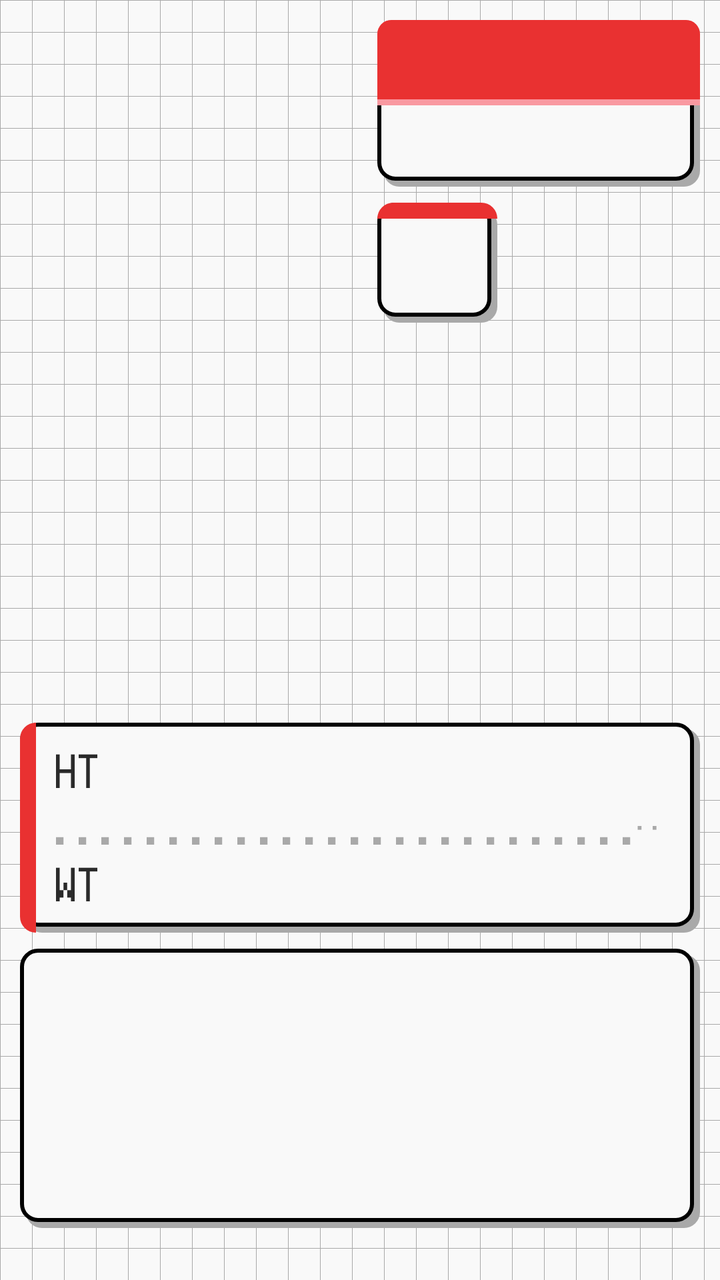
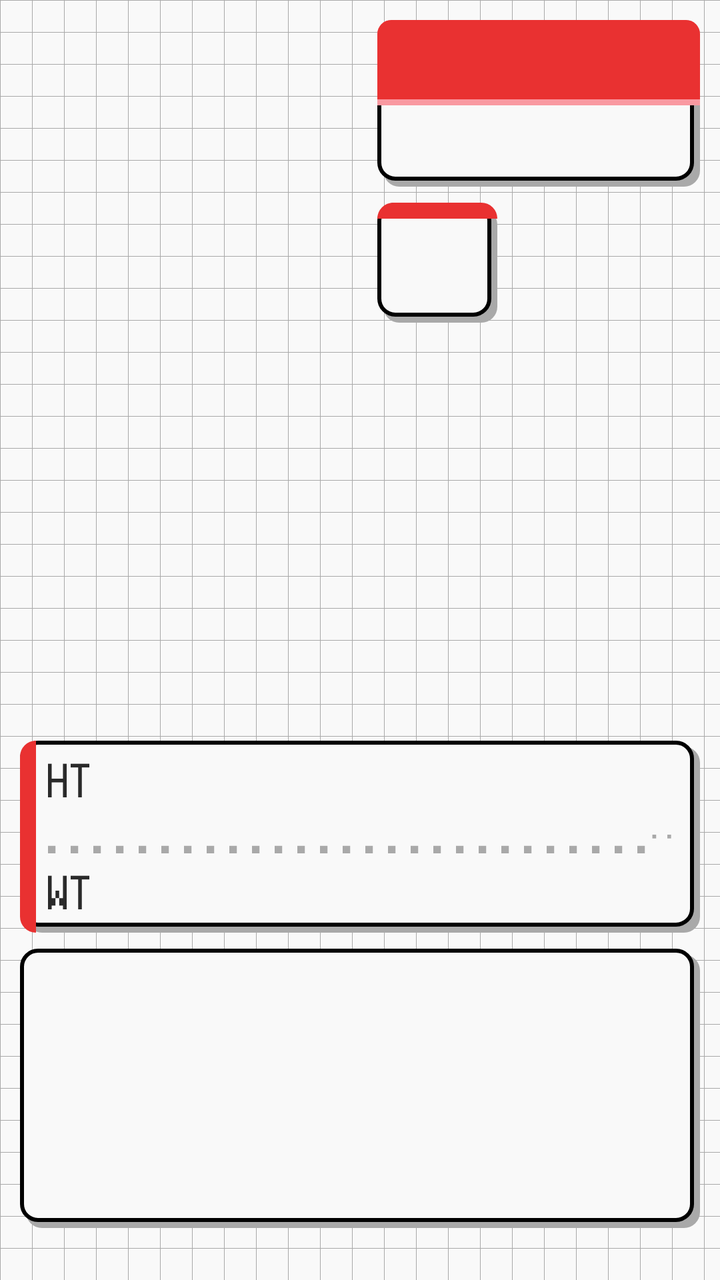

Screens rendered from an Android XML layout before and after an edit, with the pre-edit source and the edit as a unified diff.
<!-- AndroidManifest.xml: application theme Theme.PGearHS -->
<!-- res/layout/activity_pokedex_detail.xml -->
<?xml version="1.0" encoding="utf-8"?>
<LinearLayout xmlns:android="http://schemas.android.com/apk/res/android"
    android:layout_width="match_parent"
    android:layout_height="match_parent"
    android:orientation="vertical"
    android:background="@drawable/pokedex_grid_bg">

    
    <LinearLayout
        android:id="@+id/tabBar"
        android:layout_width="match_parent"
        android:layout_height="wrap_content"
        android:orientation="horizontal"
        android:background="@color/pokedexRedDeep" />

    <FrameLayout
        android:layout_width="match_parent"
        android:paddingHorizontal="10dp"
        android:paddingBottom="10dp"
        android:layout_height="0dp"
        android:layout_weight="1"
        android:layout_marginTop="10dp">

        
        <FrameLayout
            android:id="@+id/infoTabContent"
            android:layout_width="match_parent"
            android:layout_height="match_parent">

            <LinearLayout
                android:id="@+id/detailTopRow"
                android:layout_width="match_parent"
                android:layout_height="wrap_content"
                android:layout_gravity="top"
                android:orientation="horizontal">

                
                <FrameLayout
                    android:id="@+id/detailLeftArea"
                    android:layout_width="wrap_content"
                    android:layout_weight="0.2925"
                    android:layout_height="match_parent"
                    android:paddingEnd="8dp">

                    <ImageView
                        android:id="@+id/detailSprite"
                        android:layout_width="144dp"
                        android:layout_height="144dp"
                        android:layout_gravity="top|start"
                        android:contentDescription="@null" />
                </FrameLayout>

                
                <LinearLayout
                    android:id="@+id/detailIdColumn"
                    android:layout_width="0dp"
                    android:layout_weight="1.76875"
                    android:layout_height="wrap_content"
                    android:orientation="vertical">

                    <LinearLayout
                        android:id="@+id/detailIdCard"
                        android:layout_width="match_parent"
                        android:layout_height="wrap_content"
                        android:orientation="vertical"
                        android:background="@drawable/pokedex_card_bg"
                        android:layout_marginBottom="8dp">

                        <TextView
                            android:id="@+id/detailIdHeader"
                            android:layout_width="match_parent"
                            android:layout_height="wrap_content"
                            android:background="@drawable/pokedex_card_header_bg"
                            android:padding="8dp"
                            android:gravity="start"
                            android:textColor="#FFFFFF"
                            android:textStyle="bold"
                            android:textSize="28sp"
                            android:singleLine="true"
                            android:ellipsize="end" />

                        <TextView
                            android:id="@+id/detailCategory"
                            android:layout_width="match_parent"
                            android:layout_height="wrap_content"
                            android:padding="8dp"
                            android:gravity="start"
                            android:textColor="@color/pokedexInkDim"
                            android:textSize="26sp" />
                    </LinearLayout>

                    
                    <FrameLayout
                        android:id="@+id/detailFootprintBox"
                        android:layout_width="60dp"
                        android:layout_height="60dp"
                        android:layout_gravity="start"
                        android:background="@drawable/pokedex_card_bg">

                        <View
                            android:layout_width="match_parent"
                            android:layout_height="8dp"
                            android:layout_gravity="top"
                            android:background="@drawable/pokedex_accent_top" />

                        <ImageView
                            android:id="@+id/detailFootprint"
                            android:layout_width="36dp"
                            android:layout_height="36dp"
                            android:layout_gravity="center"
                            android:contentDescription="@null" />
                    </FrameLayout>
                </LinearLayout>

            </LinearLayout>

            
            <LinearLayout
                android:layout_width="match_parent"
                android:layout_height="wrap_content"
                android:layout_gravity="bottom"
                android:layout_marginBottom="16dp"
                android:orientation="vertical">

                
                <LinearLayout
                    android:id="@+id/detailTypeChips"
                    android:layout_width="wrap_content"
                    android:layout_height="wrap_content"
                    android:orientation="horizontal"
                    android:layout_gravity="start"
                    android:layout_marginBottom="8dp" />

                <LinearLayout
                    android:layout_width="match_parent"
                    android:layout_height="wrap_content"
                    android:orientation="horizontal"
                    android:gravity="end"
                    android:layout_marginBottom="8dp">

                    <LinearLayout
                        android:id="@+id/detailVitalsCard"
                        android:layout_width="wrap_content"
                        android:layout_height="wrap_content"
                        android:orientation="horizontal"
                        android:background="@drawable/pokedex_card_bg">

                        <View
                            android:layout_width="8dp"
                            android:layout_height="match_parent"
                            android:background="@drawable/pokedex_accent_left" />

                        <LinearLayout
                            android:layout_width="0dp"
                            android:layout_weight="1"
                            android:layout_height="wrap_content"
                            android:orientation="vertical"
                            android:padding="10dp">

                            <LinearLayout
                                android:layout_width="match_parent"
                                android:layout_height="wrap_content"
                                android:orientation="horizontal">

                                <TextView
                                    android:text="@string/pokedex_ht_label"
                                    android:layout_width="wrap_content"
                                    android:layout_height="wrap_content"
                                    android:gravity="start"
                                    android:textColor="@color/pokedexInk"
                                    android:textSize="28sp" />

                                <TextView
                                    android:id="@+id/detailHeightValue"
                                    android:layout_width="0dp"
                                    android:layout_weight="1"
                                    android:layout_height="wrap_content"
                                    android:gravity="end"
                                    android:textColor="@color/pokedexInk"
                                    android:textSize="28sp" />
                            </LinearLayout>

                            
                            <TextView
                                android:text="@string/pokedex_dotted_divider"
                                android:layout_width="match_parent"
                                android:layout_height="wrap_content"
                                android:singleLine="true"
                                android:textColor="@color/pokedexGridline"
                                android:textSize="28sp" />

                            <LinearLayout
                                android:layout_width="match_parent"
                                android:layout_height="wrap_content"
                                android:orientation="horizontal">

                                <TextView
                                    android:text="@string/pokedex_wt_label"
                                    android:layout_width="wrap_content"
                                    android:layout_height="wrap_content"
                                    android:gravity="start"
                                    android:textColor="@color/pokedexInk"
                                    android:textSize="28sp" />

                                <TextView
                                    android:id="@+id/detailWeightValue"
                                    android:layout_width="0dp"
                                    android:layout_weight="1"
                                    android:layout_height="wrap_content"
                                    android:gravity="end"
                                    android:textColor="@color/pokedexInk"
                                    android:textSize="28sp" />
                            </LinearLayout>
                        </LinearLayout>
                    </LinearLayout>
                </LinearLayout>

                
                <LinearLayout
                    android:layout_width="match_parent"
                    android:layout_height="wrap_content"
                    android:orientation="vertical"
                    android:background="@drawable/pokedex_card_bg"
                    android:padding="10dp">

                    <TextView
                        android:id="@+id/detailPokedexEntry"
                        android:layout_width="match_parent"
                        android:layout_height="wrap_content"
                        android:lineSpacingExtra="3dp"
                        android:minLines="4"
                        android:maxLines="4"
                        android:ellipsize="end"
                        android:textColor="@color/pokedexInk"
                        android:textSize="28sp" />
                </LinearLayout>
            </LinearLayout>
        </FrameLayout>

        
        <LinearLayout
            android:id="@+id/statsTabContent"
            android:layout_width="match_parent"
            android:layout_height="match_parent"
            android:orientation="vertical"
            android:visibility="gone">

            <LinearLayout
                android:layout_width="match_parent"
                android:layout_height="wrap_content"
                android:orientation="horizontal"
                android:gravity="center_vertical"
                android:background="@drawable/pokedex_card_bg"
                android:padding="10dp"
                android:layout_marginBottom="8dp">

                <com.logie.pgearhs.pokedex.IdleIconView
                    android:id="@+id/statsIcon"
                    android:layout_width="36dp"
                    android:layout_height="36dp"
                    android:layout_marginEnd="8dp" />

                <TextView
                    android:id="@+id/statsName"
                    android:layout_width="wrap_content"
                    android:layout_height="wrap_content"
                    android:textStyle="bold"
                    android:textColor="@color/pokedexInk"
                    android:textSize="16sp" />

                <LinearLayout
                    android:id="@+id/statsTypeChips"
                    android:layout_width="wrap_content"
                    android:layout_height="wrap_content"
                    android:orientation="horizontal"
                    android:layout_marginStart="8dp" />
            </LinearLayout>

            <LinearLayout
                android:layout_width="match_parent"
                android:layout_height="0dp"
                android:layout_weight="1"
                android:orientation="vertical"
                android:background="@drawable/pokedex_card_bg"
                android:padding="10dp">

                <GridLayout
                    android:id="@+id/statsGrid"
                    android:layout_width="match_parent"
                    android:layout_height="wrap_content"
                    android:columnCount="4" />

                <View
                    android:layout_width="match_parent"
                    android:layout_height="1dp"
                    android:background="#DDDDDD"
                    android:layout_marginTop="8dp"
                    android:layout_marginBottom="6dp" />

                <LinearLayout
                    android:layout_width="match_parent"
                    android:layout_height="wrap_content"
                    android:orientation="horizontal">

                    <TextView
                        android:layout_width="0dp"
                        android:layout_weight="1"
                        android:layout_height="wrap_content"
                        android:text="@string/pokedex_total_label"
                        android:textStyle="bold"
                        android:textColor="@color/pokedexInk" />

                    <TextView
                        android:id="@+id/statsTotal"
                        android:layout_width="wrap_content"
                        android:layout_height="wrap_content"
                        android:textStyle="bold"
                        android:textColor="@color/pokedexInk" />
                </LinearLayout>
            </LinearLayout>
        </LinearLayout>

        
        <LinearLayout
            android:id="@+id/areaTabContent"
            android:layout_width="match_parent"
            android:layout_height="match_parent"
            android:orientation="vertical"
            android:gravity="center"
            android:visibility="gone">

            <ImageView
                android:id="@+id/areaMap"
                android:layout_width="120dp"
                android:layout_height="120dp"
                android:contentDescription="@null" />

            <TextView
                android:id="@+id/areaMessage"
                android:layout_width="wrap_content"
                android:layout_height="wrap_content"
                android:layout_marginTop="10dp"
                android:gravity="center"
                android:textColor="@color/pokedexInk"
                android:textSize="13sp" />
        </LinearLayout>

        
        <LinearLayout
            android:id="@+id/evoTabContent"
            android:layout_width="match_parent"
            android:layout_height="match_parent"
            android:orientation="vertical"
            android:gravity="center"
            android:visibility="gone">

            <LinearLayout
                android:layout_width="match_parent"
                android:layout_height="wrap_content"
                android:orientation="vertical"
                android:background="@drawable/pokedex_card_bg"
                android:padding="14dp">

                <HorizontalScrollView
                    android:layout_width="match_parent"
                    android:layout_height="wrap_content"
                    android:scrollbars="none">

                    <LinearLayout
                        android:id="@+id/evoChainContainer"
                        android:layout_width="wrap_content"
                        android:layout_height="wrap_content"
                        android:orientation="horizontal"
                        android:gravity="center_vertical" />
                </HorizontalScrollView>

                <TextView
                    android:id="@+id/evoEmptyMessage"
                    android:layout_width="wrap_content"
                    android:layout_height="wrap_content"
                    android:gravity="center"
                    android:textColor="@color/pokedexInkDim"
                    android:textSize="13sp"
                    android:visibility="gone" />
            </LinearLayout>
        </LinearLayout>

        
        <LinearLayout
            android:id="@+id/cryTabContent"
            android:layout_width="match_parent"
            android:layout_height="match_parent"
            android:orientation="horizontal"
            android:gravity="center_vertical"
            android:visibility="gone">

            <com.logie.pgearhs.pokedex.CryScopeView
                android:id="@+id/cryScope"
                android:layout_width="0dp"
                android:layout_weight="1"
                android:layout_height="90dp"
                android:layout_marginEnd="12dp"
                android:background="@drawable/pokedex_card_bg" />

            <LinearLayout
                android:layout_width="wrap_content"
                android:layout_height="wrap_content"
                android:orientation="vertical"
                android:gravity="center_horizontal">

                <ImageView
                    android:id="@+id/crySprite"
                    android:layout_width="64dp"
                    android:layout_height="64dp"
                    android:contentDescription="@null" />

                <TextView
                    android:id="@+id/cryName"
                    android:layout_width="wrap_content"
                    android:layout_height="wrap_content"
                    android:textStyle="bold"
                    android:textColor="@color/pokedexInk"
                    android:textSize="14sp" />
            </LinearLayout>

            <FrameLayout
                android:layout_width="90dp"
                android:layout_height="72dp"
                android:layout_marginStart="12dp">

                <ImageView
                    android:id="@+id/cryMeter"
                    android:layout_width="match_parent"
                    android:layout_height="match_parent"
                    android:contentDescription="@null" />

                <ImageView
                    android:id="@+id/cryNeedle"
                    android:layout_width="54dp"
                    android:layout_height="54dp"
                    android:layout_gravity="center_horizontal|bottom"
                    android:layout_marginBottom="4dp"
                    android:contentDescription="@null" />
            </FrameLayout>
        </LinearLayout>

        
        <LinearLayout
            android:id="@+id/sizeTabContent"
            android:layout_width="match_parent"
            android:layout_height="match_parent"
            android:orientation="vertical"
            android:gravity="center"
            android:visibility="gone">

            <TextView
                android:id="@+id/sizeTitle"
                android:layout_width="wrap_content"
                android:layout_height="wrap_content"
                android:textStyle="bold"
                android:textColor="@color/pokedexInk"
                android:textSize="14sp"
                android:layout_marginBottom="16dp" />

            <LinearLayout
                android:id="@+id/sizeFiguresRow"
                android:layout_width="wrap_content"
                android:layout_height="wrap_content"
                android:orientation="horizontal"
                android:gravity="bottom">

                <ImageView
                    android:id="@+id/sizePokemonImage"
                    android:layout_width="wrap_content"
                    android:layout_height="wrap_content"
                    android:contentDescription="@null" />

                <Space
                    android:layout_width="24dp"
                    android:layout_height="1dp" />

                <ImageView
                    android:id="@+id/sizeTrainerImage"
                    android:layout_width="wrap_content"
                    android:layout_height="wrap_content"
                    android:contentDescription="@null" />
            </LinearLayout>

            <View
                android:layout_width="200dp"
                android:layout_height="2dp"
                android:background="#000000"
                android:layout_marginTop="4dp" />

            <TextView
                android:id="@+id/sizeCaption"
                android:layout_width="220dp"
                android:layout_height="wrap_content"
                android:layout_marginTop="12dp"
                android:gravity="center"
                android:textColor="@color/pokedexInkDim"
                android:textSize="11sp" />
        </LinearLayout>

    </FrameLayout>
</LinearLayout>
<!-- resources referenced by this layout -->
<resources>
  <color name="pokedexGridline">#A9A9A9</color>
  <color name="pokedexInk">#2A2A2A</color>
  <color name="pokedexInkDim">#8A8A8A</color>
  <color name="pokedexRedDeep">#911121</color>
  <!-- drawable pokedex_accent_left (drawable) -->
  <?xml version="1.0" encoding="utf-8"?>
  <shape xmlns:android="http://schemas.android.com/apk/res/android"
      android:shape="rectangle">
      <solid android:color="@color/pokedexRed" />
      <corners
          android:topLeftRadius="8dp"
          android:bottomLeftRadius="8dp"
          android:topRightRadius="0dp"
          android:bottomRightRadius="0dp" />
  </shape>
  <!-- drawable pokedex_accent_top (drawable) -->
  <?xml version="1.0" encoding="utf-8"?>
  <shape xmlns:android="http://schemas.android.com/apk/res/android"
      android:shape="rectangle">
      <solid android:color="@color/pokedexRed" />
      <corners
          android:topLeftRadius="8dp"
          android:topRightRadius="8dp"
          android:bottomLeftRadius="0dp"
          android:bottomRightRadius="0dp" />
  </shape>
  <!-- drawable pokedex_card_bg (drawable) -->
  <?xml version="1.0" encoding="utf-8"?>
  <layer-list xmlns:android="http://schemas.android.com/apk/res/android">
      <item android:top="3dp" android:left="3dp">
          <shape android:shape="rectangle">
              <solid android:color="@color/pokedexGridline" />
              <corners android:radius="8dp" />
          </shape>
      </item>
      <item android:right="3dp" android:bottom="3dp">
          <shape android:shape="rectangle">
              <solid android:color="@color/pokedexPaper" />
              <stroke android:width="2dp" android:color="#000000" />
              <corners android:radius="8dp" />
          </shape>
      </item>
  </layer-list>
  <!-- drawable pokedex_card_header_bg (drawable) -->
  <?xml version="1.0" encoding="utf-8"?>
  <layer-list xmlns:android="http://schemas.android.com/apk/res/android">
      <item>
          <shape android:shape="rectangle">
              <solid android:color="@color/pokedexPink" />
              <corners android:topLeftRadius="7dp" android:topRightRadius="7dp" />
          </shape>
      </item>
      <item android:bottom="3dp">
          <shape android:shape="rectangle">
              <solid android:color="@color/pokedexRed" />
              <corners android:topLeftRadius="7dp" android:topRightRadius="7dp" />
          </shape>
      </item>
  </layer-list>
  <!-- drawable pokedex_grid_bg (drawable) -->
  <?xml version="1.0" encoding="utf-8"?>
  <bitmap xmlns:android="http://schemas.android.com/apk/res/android"
      android:src="@drawable/pokedex_grid_tile"
      android:tileModeX="repeat"
      android:tileModeY="repeat"
      android:filter="false" />
  <string name="pokedex_dotted_divider">. . . . . . . . . . . . . . . . . . . . . . . . . . . . . . . . . . . . . . . . . . . . . . . . . . . . . . . . . .</string>
  <string name="pokedex_ht_label">HT</string>
  <string name="pokedex_total_label">TOTAL</string>
  <string name="pokedex_wt_label">WT</string>
  <style name="Theme.PGearHS" parent="Theme.MaterialComponents.DayNight.NoActionBar">
          <item name="colorPrimary">@color/johtoAccent</item>
          <item name="colorPrimaryDark">@color/johtoBackground</item>
          <item name="colorAccent">@color/johtoAccent</item>
          <item name="android:windowBackground">@color/johtoBackground</item>
          <item name="android:statusBarColor" tools:targetApi="l">@color/johtoBackground</item>
          <item name="android:fontFamily">@font/pokemon_emerald</item>
          <item name="fontFamily">@font/pokemon_emerald</item>
      </style>
  <color name="pokedexRed">#E93131</color>
  <color name="pokedexPaper">#F9F9F9</color>
  <color name="pokedexPink">#F999A1</color>
  <!-- drawable pokedex_grid_tile: png bitmap (drawable-nodpi, 166 bytes) -->
  <color name="johtoAccent">#F2C230</color>
  <color name="johtoBackground">#1B2A4A</color>
</resources>

<!-- the commit's change to res/layout/activity_pokedex_detail.xml (unified diff, before → after) -->
@@ -155,7 +155,7 @@
                             android:layout_weight="1"
                             android:layout_height="wrap_content"
                             android:orientation="vertical"
-                            android:padding="10dp">
+                            android:padding="6dp">
 
                             <LinearLayout
                                 android:layout_width="match_parent"
@@ -166,6 +166,7 @@
                                     android:text="@string/pokedex_ht_label"
                                     android:layout_width="wrap_content"
                                     android:layout_height="wrap_content"
+                                    android:includeFontPadding="false"
                                     android:gravity="start"
                                     android:textColor="@color/pokedexInk"
                                     android:textSize="28sp" />
@@ -175,6 +176,7 @@
                                     android:layout_width="0dp"
                                     android:layout_weight="1"
                                     android:layout_height="wrap_content"
+                                    android:includeFontPadding="false"
                                     android:gravity="end"
                                     android:textColor="@color/pokedexInk"
                                     android:textSize="28sp" />
@@ -186,6 +188,7 @@
                                 android:layout_width="match_parent"
                                 android:layout_height="wrap_content"
                                 android:singleLine="true"
+                                android:includeFontPadding="false"
                                 android:textColor="@color/pokedexGridline"
                                 android:textSize="28sp" />
 
@@ -198,6 +201,7 @@
                                     android:text="@string/pokedex_wt_label"
                                     android:layout_width="wrap_content"
                                     android:layout_height="wrap_content"
+                                    android:includeFontPadding="false"
                                     android:gravity="start"
                                     android:textColor="@color/pokedexInk"
                                     android:textSize="28sp" />
@@ -207,6 +211,7 @@
                                     android:layout_width="0dp"
                                     android:layout_weight="1"
                                     android:layout_height="wrap_content"
+                                    android:includeFontPadding="false"
                                     android:gravity="end"
                                     android:textColor="@color/pokedexInk"
                                     android:textSize="28sp" />
